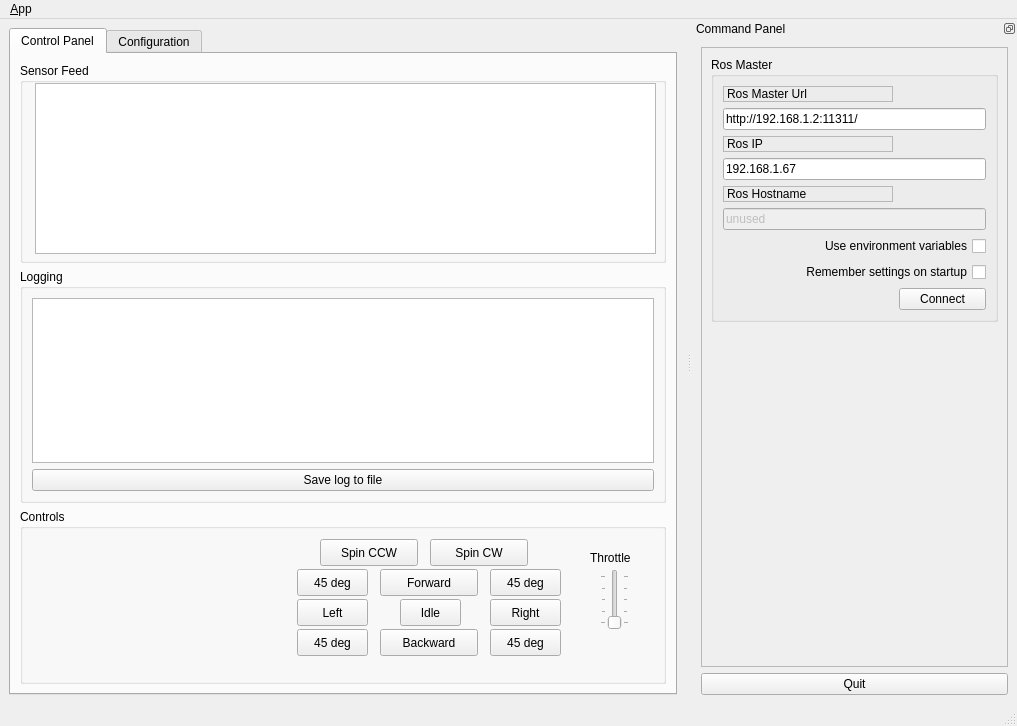
This is montibot-ros-pkg/monti_gui/ui/main_window.ui in mikejanov/NU-electric-canary as Qt 5 draws it before an edit. The edited form follows.
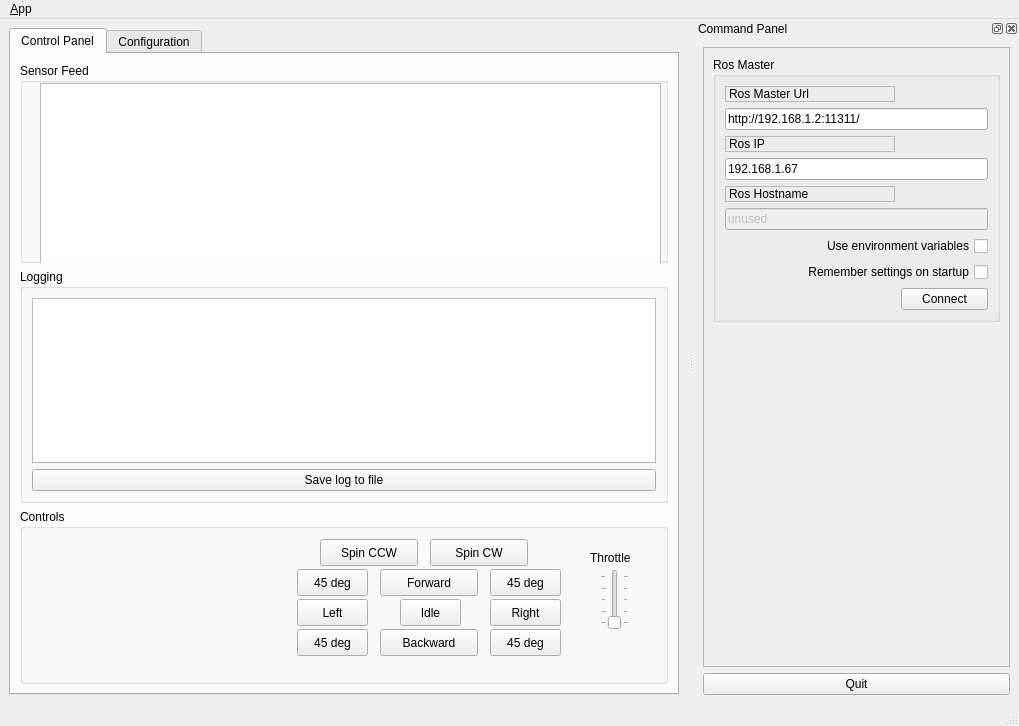
This is the edited form. Icons and pictures are not drawn.

Diff of the .ui file:
```diff
--- a/montibot-ros-pkg/monti_gui/ui/main_window.ui
+++ b/montibot-ros-pkg/monti_gui/ui/main_window.ui
@@ -6,7 +6,7 @@
    <rect>
     <x>0</x>
     <y>0</y>
-    <width>1017</width>
+    <width>1019</width>
     <height>726</height>
    </rect>
   </property>
@@ -59,7 +59,7 @@
         <item>
          <widget class="QGroupBox" name="groupBox_3">
           <property name="sizePolicy">
-           <sizepolicy hsizetype="MinimumExpanding" vsizetype="Preferred">
+           <sizepolicy hsizetype="Expanding" vsizetype="Preferred">
             <horstretch>0</horstretch>
             <verstretch>0</verstretch>
            </sizepolicy>
@@ -73,15 +73,42 @@
           <property name="title">
            <string>Sensor Feed</string>
           </property>
-          <widget class="QTableView" name="tableView_sensors">
+          <widget class="QTableWidget" name="tableWidget_sensors">
            <property name="geometry">
             <rect>
-             <x>15</x>
+             <x>20</x>
              <y>20</y>
              <width>621</width>
-             <height>171</height>
+             <height>181</height>
             </rect>
            </property>
+           <property name="sizePolicy">
+            <sizepolicy hsizetype="Expanding" vsizetype="Expanding">
+             <horstretch>0</horstretch>
+             <verstretch>0</verstretch>
+            </sizepolicy>
+           </property>
+           <property name="editTriggers">
+            <set>QAbstractItemView::NoEditTriggers</set>
+           </property>
+           <property name="tabKeyNavigation">
+            <bool>false</bool>
+           </property>
+           <property name="showDropIndicator" stdset="0">
+            <bool>false</bool>
+           </property>
+           <property name="dragDropOverwriteMode">
+            <bool>false</bool>
+           </property>
+           <attribute name="horizontalHeaderHighlightSections">
+            <bool>false</bool>
+           </attribute>
+           <attribute name="verticalHeaderVisible">
+            <bool>false</bool>
+           </attribute>
+           <attribute name="verticalHeaderHighlightSections">
+            <bool>false</bool>
+           </attribute>
           </widget>
          </widget>
         </item>
@@ -682,7 +709,7 @@
     <rect>
      <x>0</x>
      <y>0</y>
-     <width>1017</width>
+     <width>1019</width>
      <height>25</height>
     </rect>
    </property>
@@ -714,7 +741,7 @@
     </size>
    </property>
    <property name="features">
-    <set>QDockWidget::DockWidgetFloatable|QDockWidget::DockWidgetMovable</set>
+    <set>QDockWidget::AllDockWidgetFeatures</set>
    </property>
    <property name="allowedAreas">
     <set>Qt::RightDockWidgetArea</set>
```
